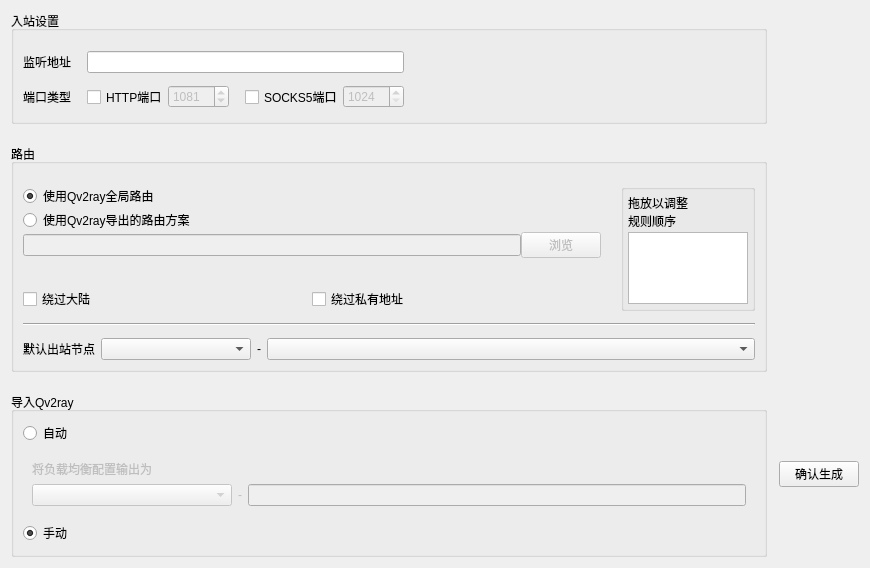
Qt form ui/qv2ray_balancer.ui (cangyin/PQv2ray) before a commit.
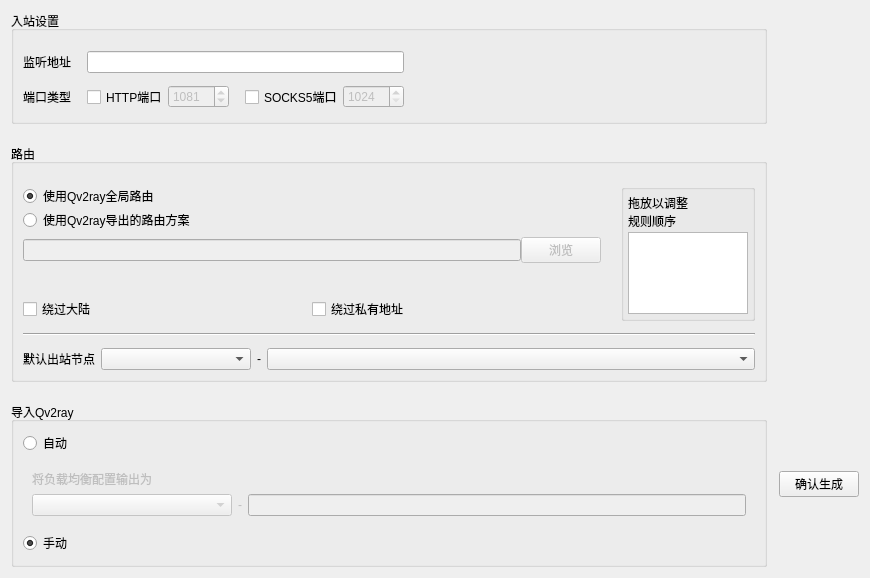
The same form after that commit.

Patch:
```diff
--- a/ui/qv2ray_balancer.ui
+++ b/ui/qv2ray_balancer.ui
@@ -7,7 +7,7 @@
     <x>0</x>
     <y>0</y>
     <width>870</width>
-    <height>568</height>
+    <height>578</height>
    </rect>
   </property>
   <property name="sizePolicy">
@@ -407,7 +407,7 @@
            <property name="maximumSize">
             <size>
              <width>120</width>
-             <height>90</height>
+             <height>100</height>
             </size>
            </property>
            <property name="editTriggers">
```
